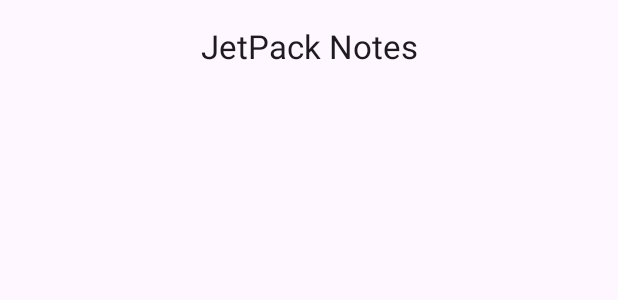
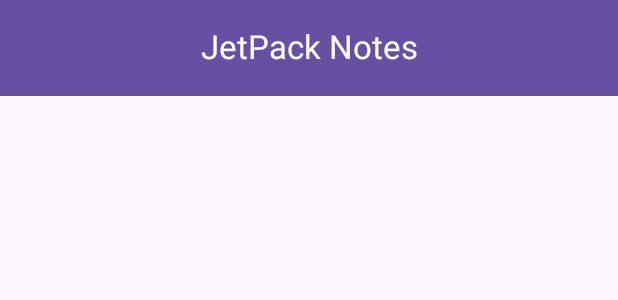
Before and after one commit to chebihiF/DAM_AURA_JetNote_ANdroid, an Android app built with Jetpack Compose: the @Preview function NoteScreenPreview, on a phone screen of 412 x 824 dp. Shown: the top 300 px of the screen. Run offline under Robolectric (Android 15) with nearby library versions, the phone set to English and light mode, and no system bars.

Commit message:
add appBar theme

```diff
--- a/app/src/main/java/org/m2i/jetnote/screen/NoteScreen.kt
+++ b/app/src/main/java/org/m2i/jetnote/screen/NoteScreen.kt
@@ -4,10 +4,13 @@ import androidx.compose.foundation.layout.Column
 import androidx.compose.foundation.layout.padding
 import androidx.compose.material3.CenterAlignedTopAppBar
 import androidx.compose.material3.ExperimentalMaterial3Api
+import androidx.compose.material3.MaterialTheme
 import androidx.compose.material3.Scaffold
 import androidx.compose.material3.Text
+import androidx.compose.material3.TopAppBarDefaults
 import androidx.compose.runtime.Composable
 import androidx.compose.ui.Modifier
+import androidx.compose.ui.graphics.Color
 import androidx.compose.ui.res.stringResource
 import androidx.compose.ui.tooling.preview.Preview
 import org.m2i.jetnote.R
@@ -17,7 +20,11 @@ import org.m2i.jetnote.R
 fun NoteScreen(){
     Scaffold(topBar = {
         CenterAlignedTopAppBar(
-            title = { Text(text = stringResource(id = R.string.app_name)) })
+            title = { Text(text = stringResource(id = R.string.app_name)) },
+            colors = TopAppBarDefaults.centerAlignedTopAppBarColors(
+                containerColor = MaterialTheme.colorScheme.primary,
+                titleContentColor = Color.White
+            ))
     })
 
     { paddingValues ->
```
